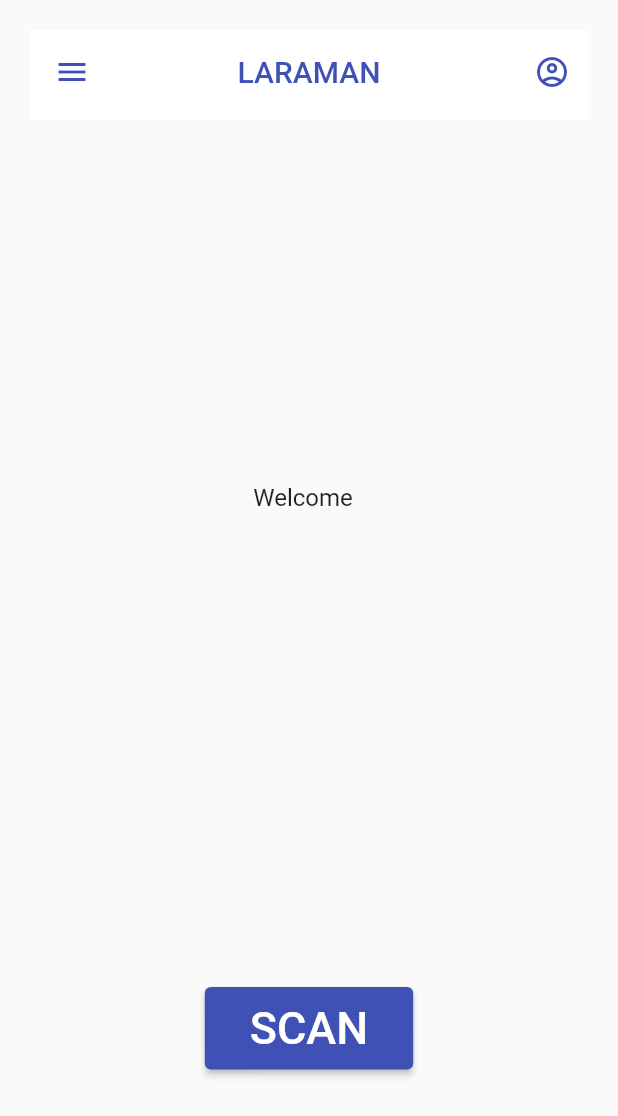
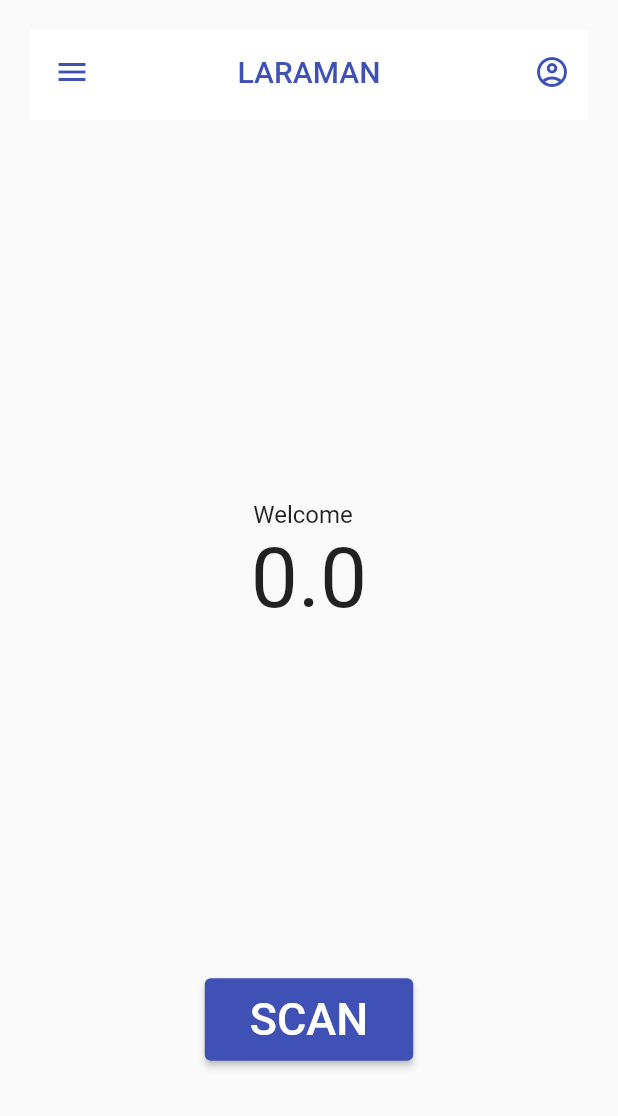
Before and after one commit to flakerimi/laraman_flutter, a Flutter app: the screen it shows once a user with an empty profile is signed in, after a tap on "SCAN", on a phone screen of 412 x 824 dp. Shown: the top 1116 px of the screen. Run offline on Flutter 3.47's test engine with Material 2 defaults, Android fonts, the phone set to English and light mode, and no system bars; our stand-ins replace cached_network_image, cloud_firestore, firebase_auth, firebase_core, get, get_storage; missing offline and left inert: qrscan; accounts and stored records are empty; network calls fail; statements that could not run were skipped.

Commit message:
fixed payment batch insert and balance

```diff
--- a/lib/config/routes.dart
+++ b/lib/config/routes.dart
@@ -1,4 +1,5 @@
 import 'package:get/get.dart';
+import 'package:laraman/modules/transactions/views/payment.dart';
 import 'package:laraman/splash.dart';
 import 'package:laraman/modules/account/views/index.dart';
 import 'package:laraman/modules/home/views/index.dart';
@@ -13,6 +14,6 @@ class AppRoutes {
     GetPage(name: '/home', page: () => HomeView()),
     GetPage(name: '/settings', page: () => SettingsView()),
     GetPage(name: '/edit-profile', page: () => EditProfile()),
-    /* GetPage(name: '/update-profile', page: () => UpdateProfileUI()),*/
+    GetPage(name: '/payment', page: () => PaymentView()),
   ];
 }
--- a/lib/modules/account/models/account.dart
+++ b/lib/modules/account/models/account.dart
@@ -3,7 +3,7 @@ import 'package:cloud_firestore/cloud_firestore.dart';
 class Account {
   final String uid;
   final String address;
-  final String balance;
+  final double balance;
   final String city;
   final String country;
   final String dateCreated;
@@ -36,7 +36,7 @@ class Account {
     return Account(
       uid: data['uid'],
       address: data['address'],
-      balance: data['balance'],
+      balance: data['balance'].toDouble(),
       city: data['city'],
       country: data['country'],
       dateCreated: data['dateCreated'],
@@ -54,7 +54,7 @@ class Account {
     return Account(
       uid: data['uid'],
       address: data['address'],
-      balance: data['balance'],
+      balance: data['balance'].toDouble(),
       city: data['city'],
       country: data['country'],
       dateCreated: data['dateCreated'],
@@ -72,7 +72,7 @@ class Account {
   Map<String, dynamic> toJson() => {
         "uid": uid,
         "address": address,
-        "balance": balance,
+        "balance": balance.toDouble(),
         "city": city,
         "country": country,
         "dateCreated": dateCreated,
--- a/lib/modules/home/views/index.dart
+++ b/lib/modules/home/views/index.dart
@@ -8,10 +8,11 @@ import 'package:firebase_auth/firebase_auth.dart';
 import 'package:flutter/material.dart';
 import 'package:get/get.dart';
 import 'package:laraman/modules/account/controllers/account_controller.dart';
+import 'package:laraman/modules/transactions/views/payment.dart';
 import 'package:laraman/partials/header.dart';
 
 class HomeView extends StatelessWidget {
-  scanButton() async {
+  scanButton(context) async {
     AccountController accountController = Get.find<AccountController>();
 
     var scanResults = await Helper().scan();
@@ -21,16 +22,46 @@ class HomeView extends StatelessWidget {
 
     Merchant merchant = await MerchantController()
         .getMerchant(scanData.queryParameters['merchantId']);
-    print(merchant.logo);
-    Transaction transaction = Transaction(
+
+    //$newprice = $price * ((100-$amount) / 100);
+    double laramanAmount =
+        double.parse(scanData.queryParameters['amount']) * merchant.feeDouble;
+    print(laramanAmount);
+    double netAmount = double.parse(scanData.queryParameters['amount']) -
+        (double.parse(scanData.queryParameters['amount']) * merchant.feeDouble);
+    String fullName = accountController.account.value.firstName +
+        ' ' +
+        accountController.account.value.lastName;
+    var transaction = LaramanTransaction(
       scanData.queryParameters['merchantId'],
+      merchant.businessName,
+      int.parse(merchant.uniqueIdentificationNumber),
+      merchant.address,
+      merchant.city,
+      merchant.country,
+      merchant.phoneNumber,
+      merchant.email,
       scanData.queryParameters['branchId'],
       scanData.queryParameters['posId'],
+      accountController.account.value.uid,
+      fullName,
+      accountController.account.value.phoneNumber,
+      accountController.account.value.email ?? ' ',
+      scanData.queryParameters['description'],
       double.parse(scanData.queryParameters['amount']),
-      accountController.account.value.uid,
-      scanData.queryParameters['description'],
+      merchant.feeDouble,
+      merchant.feeString,
+      laramanAmount,
+      netAmount,
+      'Processed',
+      DateTime.now(),
+      DateTime.now(),
     );
-    Helper().showPaymentBottomSheet(merchant, transaction);
+    // Get.to(
+    //   () => PaymentView(),
+    //   arguments: [merchant, transaction],
+    // );
+    await Helper().showPaymentBottomSheet(context, merchant, transaction);
   }
 
   @override
@@ -57,33 +88,19 @@ class HomeView extends StatelessWidget {
                         style: TextStyle(fontSize: 16),
                       ),
                       Text(
-                        _.account?.value?.address ?? 'fkaj',
-                        style: TextStyle(fontSize: 16),
-                      ),
-                      Text(
-                        _.account?.value?.city ?? 'fkaj',
-                        style: TextStyle(fontSize: 16),
-                      ),
-                      Text(
-                        _.account?.value?.country ?? 'fkaj',
-                        style: TextStyle(fontSize: 16),
+                        _.account?.value?.balance.toString() ?? '0',
+                        style: TextStyle(fontSize: 56),
                       ),
                     ],
                   );
                 }),
-                VerticalDivider(),
-                Text(FirebaseAuth.instance.currentUser.phoneNumber,
-                    style: TextStyle(fontSize: 16)),
-                VerticalDivider(),
-                Text(FirebaseAuth.instance.currentUser.uid,
-                    style: TextStyle(fontSize: 16)),
               ],
             ),
             VerticalDivider(),
             ElevatedButton(
               onPressed: () {
                 print('scan');
-                scanButton();
+                scanButton(context);
               },
               style: ElevatedButton.styleFrom(
                 padding:
--- a/lib/modules/merchant/model/merchant.dart
+++ b/lib/modules/merchant/model/merchant.dart
@@ -2,6 +2,7 @@ class Merchant {
   final businessName;
   final businessNumber;
   final businessType;
+  final tradeName;
   final address;
   final city;
   final country;
@@ -14,12 +15,14 @@ class Merchant {
   final qr;
   final logo;
   final status;
-  final tradeName;
-  Merchant({
-    this.businessName,
+  final feeDouble;
+  final feeString;
+  Merchant(
+      {this.businessName,
       this.address,
       this.businessNumber,
       this.businessType,
+      this.tradeName,
       this.city,
       this.country,
       this.dateCreated,
@@ -31,14 +34,15 @@ class Merchant {
       this.qr,
       this.logo,
       this.status,
-    this.tradeName,
-  });
+      this.feeDouble,
+      this.feeString});
   factory Merchant.fromFirestore(Map data) {
     data = data ?? {};
     return Merchant(
       businessName: data['businessName'],
       businessNumber: data['businessNumber'],
       businessType: data['businessType'],
+      tradeName: data['tradeName'],
       address: data['address'],
       city: data['city'],
       country: data['country'],
@@ -51,7 +55,8 @@ class Merchant {
       qr: data['qr'],
       logo: data['logo'],
       status: data['status'],
-      tradeName: data['tradeName'],
+      feeDouble: data['feeDouble'],
+      feeString: data['feeString'],
     );
   }
 }
--- a/lib/modules/transactions/controllers/transaction_controller.dart
+++ b/lib/modules/transactions/controllers/transaction_controller.dart
@@ -1,8 +1,9 @@
 import 'package:get/get.dart';
 import 'package:laraman/modules/transactions/http/firebase_service.dart';
+import 'package:laraman/modules/transactions/models/transaction.dart';
 
 class TransactionController extends GetxController {
-  addTransaction(transaction) {
-    FirebaseService().savePayment(transaction);
+  addTransaction(LaramanTransaction transaction) {
+    return FirebaseService().savePayment(transaction);
   }
 }
--- a/lib/modules/transactions/models/transaction.dart
+++ b/lib/modules/transactions/models/transaction.dart
@@ -1,25 +1,104 @@
-class Transaction {
-  final merchantId;
-  final branchId;
-  final posId;
-  final double amount;
-  final customerId;
-  final description;
+class LaramanTransaction {
+  String merchantId;
+  String merchantName;
+  int merchantUin;
+  String merchantAddress;
+  String merchantCity;
+  String merchantCountry;
+  String merchantPhone;
+  String merchantEmail;
+  String branchId;
+  String posId;
+  String customerId;
+  String customerName;
+  String customerPhone;
+  String customerEmail;
+  String description;
+  double amount;
+  double laramanFeeDouble;
+  String laramanFeeString;
+  double laramanAmount;
+  double netAmount;
+  String status;
+  DateTime createdAt;
+  DateTime updateAt;
 
-  Transaction(
-    this.merchantId,
-    this.branchId,
-    this.posId,
-    this.amount,
-    this.customerId,
-    this.description,
-  );
-  Map<String, dynamic> toJson() => {
-        "merchantId": merchantId,
-        "branchId": branchId,
-        "posId": posId,
-        "amount": amount,
-        "customerId": customerId,
-        "description": description
-      };
+  LaramanTransaction(
+      this.merchantId,
+      this.merchantName,
+      this.merchantUin,
+      this.merchantAddress,
+      this.merchantCity,
+      this.merchantCountry,
+      this.merchantPhone,
+      this.merchantEmail,
+      this.branchId,
+      this.posId,
+      this.customerId,
+      this.customerName,
+      this.customerPhone,
+      this.customerEmail,
+      this.description,
+      this.amount,
+      this.laramanFeeDouble,
+      this.laramanFeeString,
+      this.laramanAmount,
+      this.netAmount,
+      this.status,
+      this.createdAt,
+      this.updateAt);
+
+  LaramanTransaction.fromJson(Map<String, dynamic> json) {
+    merchantId = json['merchantId'];
+    merchantName = json['merchantName'];
+    merchantUin = json['merchantUin'];
+    merchantAddress = json['merchantAddress'];
+    merchantCity = json['merchantCity'];
+    merchantCountry = json['merchantCountry'];
+    merchantPhone = json['merchantPhone'];
+    merchantEmail = json['merchantEmail'];
+    branchId = json['branchId'];
+    posId = json['posId'];
+    customerId = json['customerId'];
+    customerName = json['customerName'];
+    customerPhone = json['customerPhone'];
+    customerEmail = json['customerEmail'];
+    description = json['description'];
+    amount = json['amount'];
+    laramanFeeDouble = json['laramanFeeDouble'];
+    laramanFeeString = json['laramanFeeString'];
+    laramanAmount = json['laramanAmount'];
+    netAmount = json['netAmount'];
+    status = json['status'];
+    createdAt = json['createdAt'];
+    updateAt = json['updateAt'];
+  }
+
+  Map<String, dynamic> toJson() {
+    final Map<String, dynamic> data = new Map<String, dynamic>();
+    data['merchantId'] = this.merchantId;
+    data['merchantName'] = this.merchantName;
+    data['merchantUin'] = this.merchantUin;
+    data['merchantAddress'] = this.merchantAddress;
+    data['merchantCity'] = this.merchantCity;
+    data['merchantCountry'] = this.merchantCountry;
+    data['merchantPhone'] = this.merchantPhone;
+    data['merchantEmail'] = this.merchantEmail;
+    data['branchId'] = this.branchId;
+    data['posId'] = this.posId;
+    data['customerId'] = this.customerId;
+    data['customerName'] = this.customerName;
+    data['customerPhone'] = this.customerPhone;
+    data['customerEmail'] = this.customerEmail;
+    data['description'] = this.description;
+    data['amount'] = this.amount;
+    data['laramanFeeDouble'] = this.laramanFeeDouble;
+    data['laramanFeeString'] = this.laramanFeeString;
+    data['laramanAmount'] = this.laramanAmount;
+    data['netAmount'] = this.netAmount;
+    data['status'] = this.status;
+    data['createdAt'] = this.createdAt;
+    data['updateAt'] = this.updateAt;
+    return data;
+  }
 }
```
Also changed, not shown: lib/helpers/global.dart (+16 -8 lines), lib/modules/transactions/http/firebase_service.dart (+42 -2 lines), lib/modules/transactions/views/payment.dart (+113 -1 lines). Lines whose indentation alone changed are shown as unchanged.
